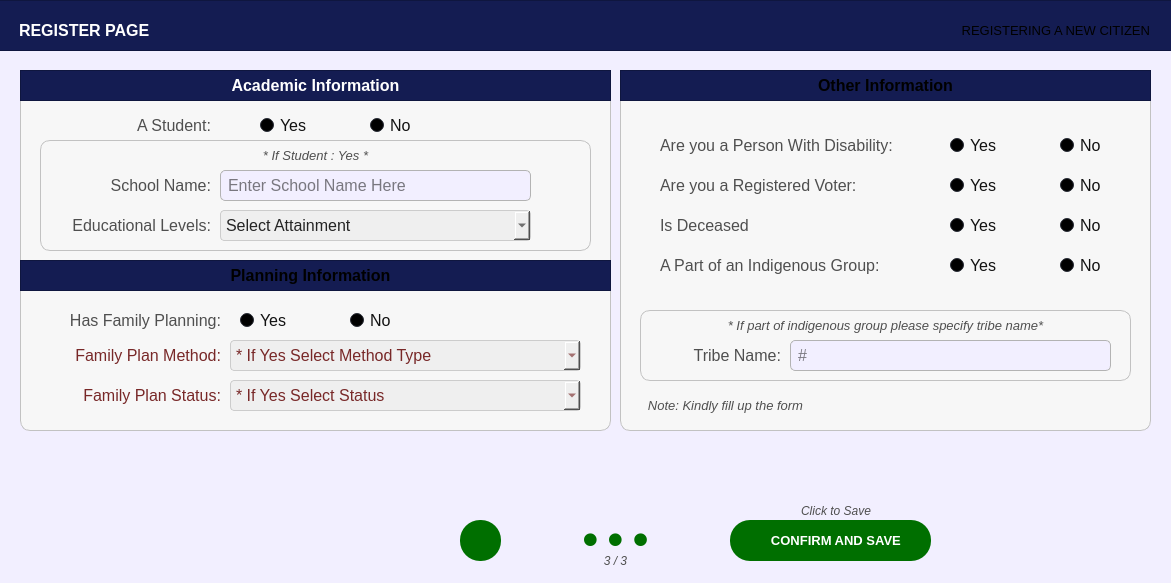
Yohhannn/Barangay-Records-Statistics-System, file Views/PopUp/Screen_CitizenPanel/ScreenCitizenProfile/register_citizen_part_3.ui: the form before one commit.
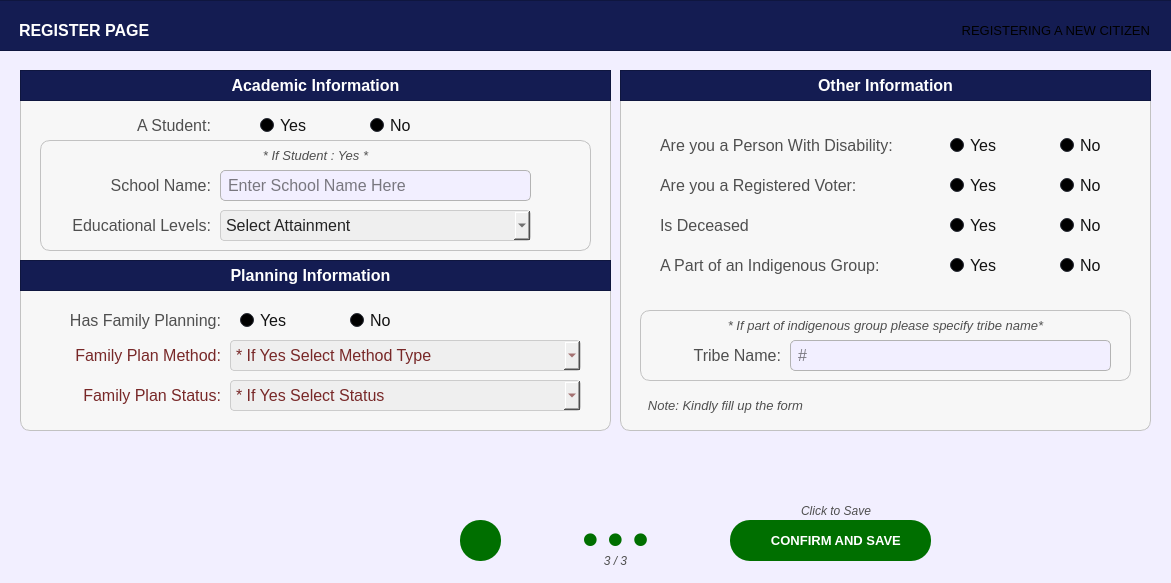
The form after the commit. Icons and pictures are not drawn.

Diff of the .ui file:
```diff
--- a/Views/PopUp/Screen_CitizenPanel/ScreenCitizenProfile/register_citizen_part_3.ui
+++ b/Views/PopUp/Screen_CitizenPanel/ScreenCitizenProfile/register_citizen_part_3.ui
@@ -414,7 +414,7 @@
       </font>
      </property>
      <property name="styleSheet">
-      <string notr="true">#label_title{
+      <string notr="true">#label_title_2{
 	background-color:transparent;
 	color: rgb(255, 255, 255);
 }</string>
@@ -2771,7 +2771,7 @@
       </font>
      </property>
      <property name="styleSheet">
-      <string notr="true">#label_title{
+      <string notr="true">#label_title_3{
 	background-color:transparent;
 	color: rgb(255, 255, 255);
 }</string>
```
